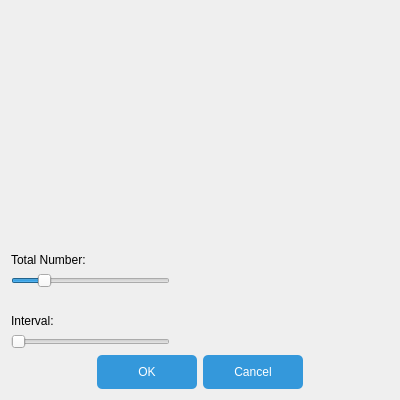
Old version of the form prompt.ui in the repository MObaidullahFsl/Josephusus.
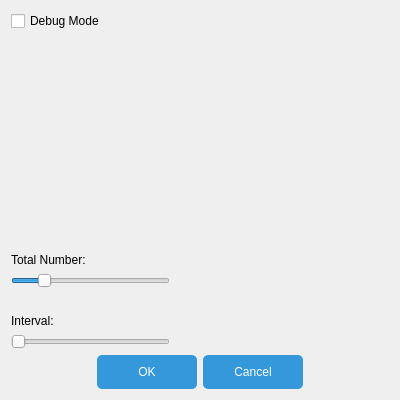
New version of the form. Icons and pictures are not drawn.

Commit message: added debug mode

Patch:
```diff
--- a/prompt.ui
+++ b/prompt.ui
@@ -36,6 +36,16 @@
 </string>
   </property>
   <layout class="QVBoxLayout" name="verticalLayout">
+   <item>
+    <widget class="QCheckBox" name="dbug">
+     <property name="enabled">
+      <bool>true</bool>
+     </property>
+     <property name="text">
+      <string>Debug Mode</string>
+     </property>
+    </widget>
+   </item>
    <item>
     <spacer name="verticalSpacer_2">
      <property name="orientation">
```
The commit also changes 5 other files.
